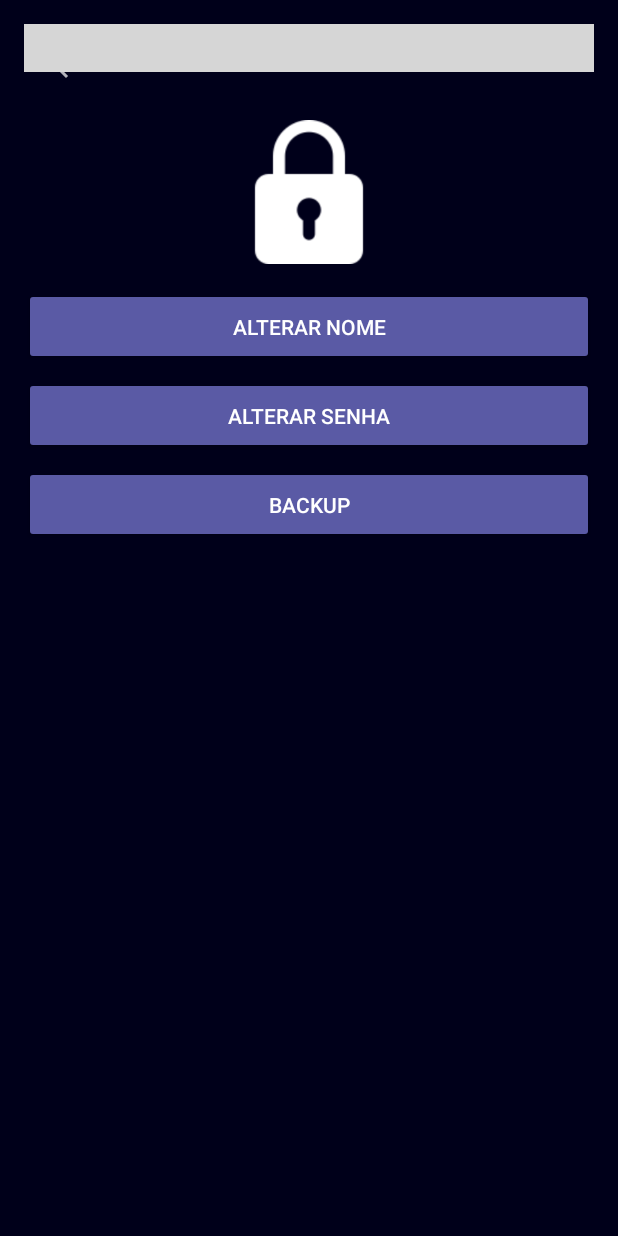
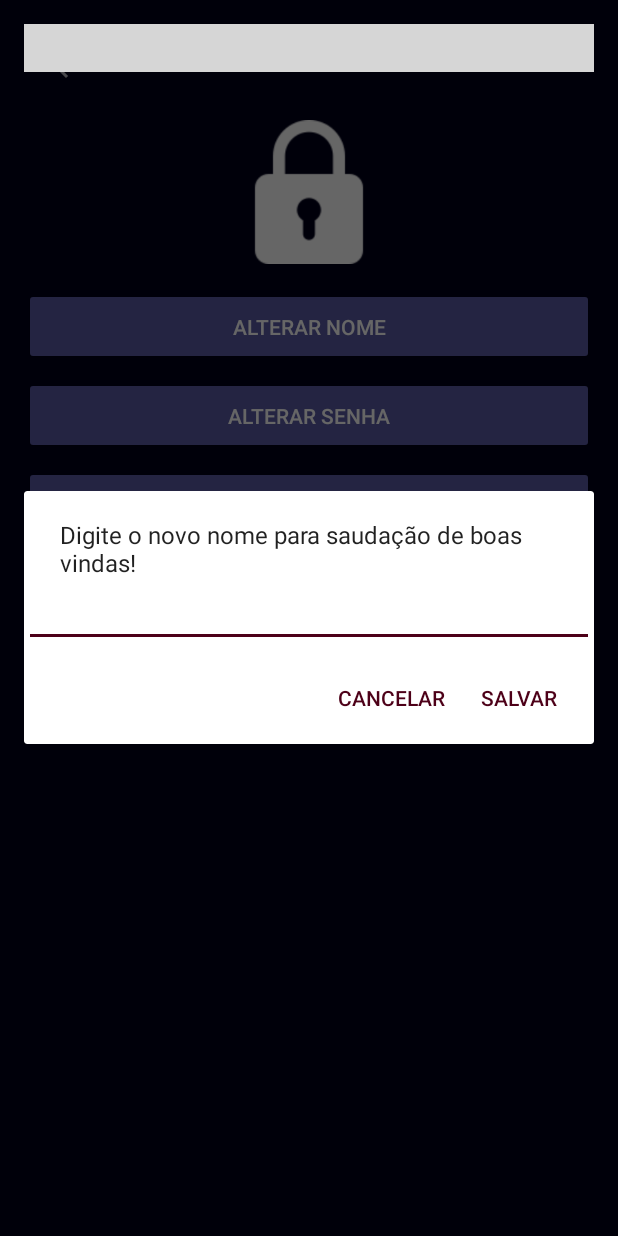
Before and after one commit to juniormargalho/hubSenhas, an Android app: the ConfiguracoesActivity screen opened directly, with no data from a screen before it, after a tap on "ALTERAR NOME", on a phone screen of 412 x 824 dp. Run offline under Robolectric (Android 15) with nearby library versions, the phone set to English and light mode, and no system bars; our stand-ins replace Firebase (no records; nobody signed in at launch, a user with empty details on screens opened directly); libraries missing offline, so code that uses them is left out: com.miguelcatalan.materialsearchview; plain views replace MaterialSearchView; grey boxes are pictures that could not be loaded.

Commit message:
AlertDialog alterarNome

```diff
--- a/app/src/main/java/com/juniormargalho/projeto2020/hubsenhas/activity/CadastroActivity.java
+++ b/app/src/main/java/com/juniormargalho/projeto2020/hubsenhas/activity/CadastroActivity.java
@@ -86,6 +86,7 @@ public class CadastroActivity extends AppCompatActivity {
                                                     erroExcecao = "Erro ao cadastrar usuário: "  + e.getMessage();
                                                     e.printStackTrace();
                                                 }
+                                                dialog.dismiss();
                                                 Toast.makeText(CadastroActivity.this, erroExcecao , Toast.LENGTH_SHORT).show();
                                             }
                                         }
--- a/app/src/main/java/com/juniormargalho/projeto2020/hubsenhas/activity/ConfiguracoesActivity.java
+++ b/app/src/main/java/com/juniormargalho/projeto2020/hubsenhas/activity/ConfiguracoesActivity.java
@@ -3,14 +3,21 @@ package com.juniormargalho.projeto2020.hubsenhas.activity;
 import androidx.appcompat.app.AppCompatActivity;
 import androidx.appcompat.widget.Toolbar;
 
+import android.app.AlertDialog;
+import android.content.DialogInterface;
 import android.os.Bundle;
 import android.view.View;
 import android.widget.Button;
+import android.widget.EditText;
+import android.widget.Toast;
 
+import com.google.firebase.auth.FirebaseUser;
 import com.juniormargalho.projeto2020.hubsenhas.R;
+import com.juniormargalho.projeto2020.hubsenhas.helper.ConfiguracaoUsuario;
 
 public class ConfiguracoesActivity extends AppCompatActivity {
     private Button buttonConfiguracoesAlterarNome, buttonConfiguracoesAlterarSenha, buttonConfiguracoesBackup;
+    private FirebaseUser usuarioAutenticado;
 
     @Override
     protected void onCreate(Bundle savedInstanceState) {
@@ -48,6 +55,30 @@ public class ConfiguracoesActivity extends AppCompatActivity {
     }
 
     private void alterarNome(){
+        final EditText editAlterarNome = new EditText(this);
+        editAlterarNome.setText(usuarioAutenticado.getDisplayName());
+
+        AlertDialog.Builder builder = new AlertDialog.Builder(this);
+        builder.setMessage("Digite o novo nome para saudação de boas vindas!");
+        builder.setCancelable(false);
+        builder.setView( editAlterarNome );
+
+        builder.setPositiveButton("Salvar", new DialogInterface.OnClickListener() {
+            @Override
+            public void onClick(DialogInterface dialogInterface, int i) {
+                String nome = String.valueOf(editAlterarNome.getText());
+
+                if( !nome.isEmpty() ){
+                    ConfiguracaoUsuario.setNomeProfile(nome);
+                    Toast.makeText(ConfiguracoesActivity.this, "Nome de exibição alterado com sucesso!", Toast.LENGTH_SHORT).show();
+                }else {
+                    Toast.makeText(ConfiguracoesActivity.this, "Preencha com um nome!", Toast.LENGTH_SHORT).show();
+                }
+            }
+        }).setNegativeButton("Cancelar", null);
+
+        AlertDialog dialog = builder.create();
+        dialog.show();
     }
 
     private void alterarSenha(){
@@ -60,5 +91,6 @@ public class ConfiguracoesActivity extends AppCompatActivity {
         buttonConfiguracoesAlterarNome = findViewById(R.id.buttonConfiguracoesAlterarNome);
         buttonConfiguracoesAlterarSenha = findViewById(R.id.buttonConfiguracoesAlterarSenha);
         buttonConfiguracoesBackup = findViewById(R.id.buttonConfiguracoesBackup);
+        usuarioAutenticado = ConfiguracaoUsuario.getUsuarioAutenticado();
     }
 }
--- a/app/src/main/java/com/juniormargalho/projeto2020/hubsenhas/activity/LoginActivity.java
+++ b/app/src/main/java/com/juniormargalho/projeto2020/hubsenhas/activity/LoginActivity.java
@@ -58,6 +58,7 @@ public class LoginActivity extends AppCompatActivity {
                                     dialog.dismiss();
                                     abrirMainActivity();
                                 }else {
+                                    dialog.dismiss();
                                     Toast.makeText(LoginActivity.this, "Erro ao fazer login: " + task.getException(), Toast.LENGTH_SHORT).show();
                                 }
                             }
```
Also changed, not shown: app/src/main/java/com/juniormargalho/projeto2020/hubsenhas/activity/NovaSenhaActivity.java (+0 -9 lines).
